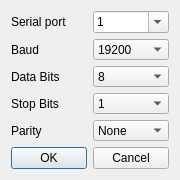
Qt form ui/settingsmodbusrtu.ui (zhanglongqi/pymodslave) before a commit.
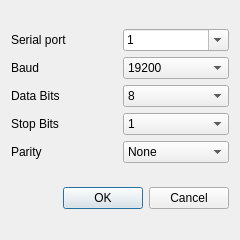
The same form after that commit. Icons and pictures are not drawn.

```diff
--- a/ui/settingsmodbusrtu.ui
+++ b/ui/settingsmodbusrtu.ui
@@ -6,8 +6,8 @@
    <rect>
     <x>0</x>
     <y>0</y>
-    <width>180</width>
-    <height>180</height>
+    <width>240</width>
+    <height>240</height>
    </rect>
   </property>
   <property name="minimumSize">
```
